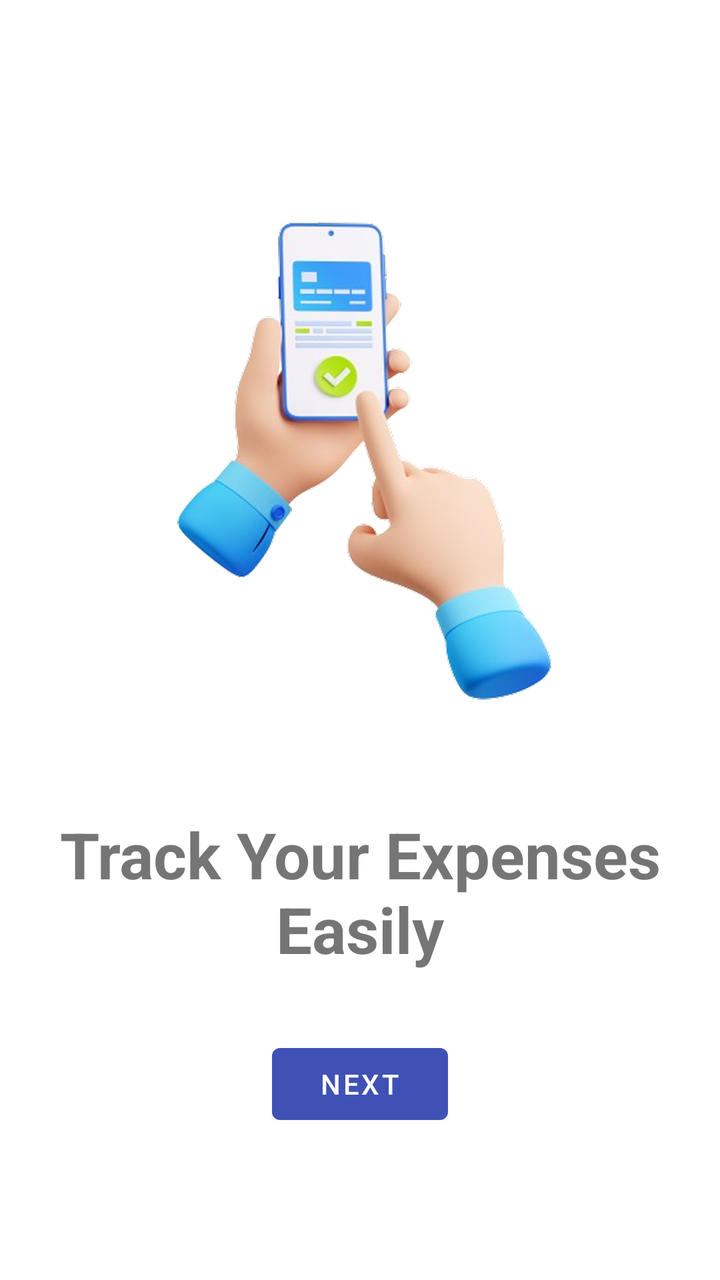
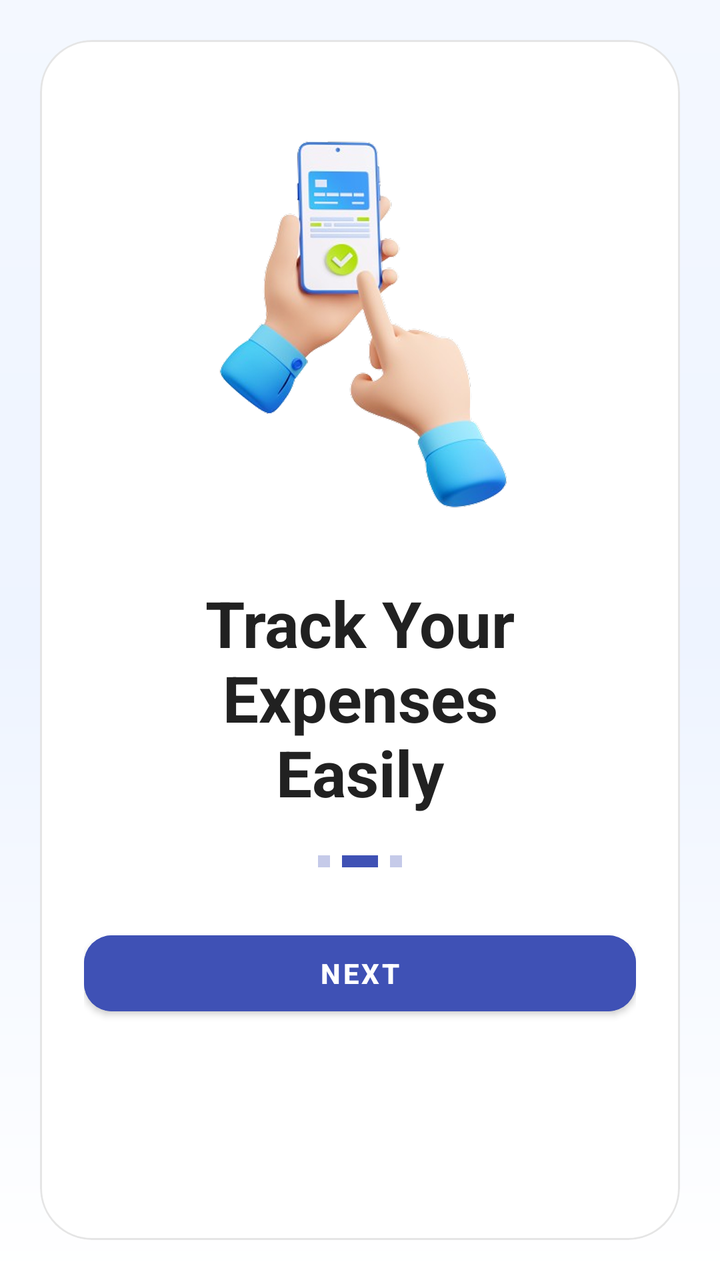

Screens rendered from an Android XML layout before and after an edit, with the pre-edit source and the edit as a unified diff.
<!-- AndroidManifest.xml: application theme Theme.ImiliPocket -->
<!-- res/layout/activity_onboarding_two.xml -->
<?xml version="1.0" encoding="utf-8"?>
<LinearLayout xmlns:android="http://schemas.android.com/apk/res/android"
    xmlns:app="http://schemas.android.com/apk/res-auto"
    android:orientation="vertical" android:layout_width="match_parent"
    android:layout_height="match_parent"
    android:gravity="center"
    android:padding="24dp">

    <ImageView
        android:id="@+id/imageView2"
        android:layout_width="300dp"
        android:layout_height="300dp"
        app:srcCompat="@drawable/ic_onb2" />

    <TextView
        android:id="@+id/tvTitle"
        android:text="Track Your Expenses\nEasily"
        android:textAlignment="center"
        android:textSize="32sp"
        android:textStyle="bold"
        android:layout_marginTop="32dp"
        android:layout_width="wrap_content"
        android:layout_height="wrap_content" />

    <Button
        android:id="@+id/btnNext"
        android:text="Next"
        android:layout_marginTop="32dp"
        android:layout_width="wrap_content"
        android:layout_height="wrap_content" />


</LinearLayout>
<!-- resources referenced by this layout -->
<resources>
  <!-- drawable ic_onb2: png bitmap (drawable, 359998 bytes) -->
  <style name="Theme.ImiliPocket" parent="Theme.MaterialComponents.DayNight.NoActionBar">
          <item name="colorPrimary">@color/primary_color</item> 
          <item name="colorPrimaryVariant">@color/primary_dark</item> 
          <item name="colorOnPrimary">@color/white</item>
          <item name="colorSecondary">@color/secondary_color</item> 
          <item name="colorSecondaryVariant">@color/secondary_dark</item> 
          <item name="colorOnSecondary">@color/black</item>
          <item name="android:statusBarColor">@android:color/transparent</item>
          <item name="android:windowLightStatusBar">true</item>
          <item name="android:navigationBarColor">@android:color/transparent</item>
          <item name="android:windowDrawsSystemBarBackgrounds">true</item>
      </style>
  <color name="primary_color">#3F51B5</color>
  <color name="primary_dark">#303F9F</color>
  <color name="white">#FFFFFFFF</color>
  <color name="secondary_color">#F06292</color>
  <color name="secondary_dark">#C2185B</color>
  <color name="black">#FF000000</color>
</resources>

<!-- the commit's change to res/layout/activity_onboarding_two.xml (unified diff, before → after) -->
@@ -1,33 +1,81 @@
 <?xml version="1.0" encoding="utf-8"?>
-<LinearLayout xmlns:android="http://schemas.android.com/apk/res/android"
+<androidx.constraintlayout.widget.ConstraintLayout xmlns:android="http://schemas.android.com/apk/res/android"
     xmlns:app="http://schemas.android.com/apk/res-auto"
-    android:orientation="vertical" android:layout_width="match_parent"
+    android:layout_width="match_parent"
     android:layout_height="match_parent"
-    android:gravity="center"
-    android:padding="24dp">
+    android:background="@drawable/bg_screen_modern"
+    android:padding="20dp">
 
-    <ImageView
-        android:id="@+id/imageView2"
-        android:layout_width="300dp"
-        android:layout_height="300dp"
-        app:srcCompat="@drawable/ic_onb2" />
+    <com.google.android.material.card.MaterialCardView
+        android:layout_width="0dp"
+        android:layout_height="0dp"
+        app:cardBackgroundColor="@android:color/white"
+        app:cardCornerRadius="26dp"
+        app:cardElevation="0dp"
+        app:strokeColor="@color/surface_outline"
+        app:strokeWidth="1dp"
+        app:layout_constraintTop_toTopOf="parent"
+        app:layout_constraintBottom_toBottomOf="parent"
+        app:layout_constraintStart_toStartOf="parent"
+        app:layout_constraintEnd_toEndOf="parent">
 
-    <TextView
-        android:id="@+id/tvTitle"
-        android:text="Track Your Expenses\nEasily"
-        android:textAlignment="center"
-        android:textSize="32sp"
-        android:textStyle="bold"
-        android:layout_marginTop="32dp"
-        android:layout_width="wrap_content"
-        android:layout_height="wrap_content" />
+        <LinearLayout
+            android:layout_width="match_parent"
+            android:layout_height="match_parent"
+            android:gravity="center_horizontal"
+            android:orientation="vertical"
+            android:padding="22dp">
 
-    <Button
-        android:id="@+id/btnNext"
-        android:text="Next"
-        android:layout_marginTop="32dp"
-        android:layout_width="wrap_content"
-        android:layout_height="wrap_content" />
+            <ImageView
+                android:id="@+id/imageView2"
+                android:layout_width="230dp"
+                android:layout_height="230dp"
+                app:srcCompat="@drawable/ic_onb2" />
 
+            <TextView
+                android:id="@+id/tvTitle"
+                android:layout_width="wrap_content"
+                android:layout_height="wrap_content"
+                android:layout_marginTop="18dp"
+                android:text="Track Your Expenses&#10;Easily"
+                android:textAlignment="center"
+                android:textColor="@color/text_primary"
+                android:textSize="32sp"
+                android:textStyle="bold" />
 
-</LinearLayout>
+            <LinearLayout
+                android:layout_width="wrap_content"
+                android:layout_height="wrap_content"
+                android:layout_marginTop="20dp"
+                android:orientation="horizontal">
+
+                <View
+                    android:layout_width="6dp"
+                    android:layout_height="6dp"
+                    android:background="@color/primary_light" />
+
+                <View
+                    android:layout_width="18dp"
+                    android:layout_height="6dp"
+                    android:layout_marginStart="6dp"
+                    android:background="@color/primary_color" />
+
+                <View
+                    android:layout_width="6dp"
+                    android:layout_height="6dp"
+                    android:layout_marginStart="6dp"
+                    android:background="@color/primary_light" />
+            </LinearLayout>
+
+            <Button
+                android:id="@+id/btnNext"
+                android:layout_width="match_parent"
+                android:layout_height="50dp"
+                android:layout_marginTop="28dp"
+                android:backgroundTint="@color/primary_color"
+                android:text="Next"
+                android:textColor="@color/white"
+                android:textStyle="bold" />
+        </LinearLayout>
+    </com.google.android.material.card.MaterialCardView>
+</androidx.constraintlayout.widget.ConstraintLayout>
<!-- resource entries referenced after the edit -->
@@ -12,12 +12,35 @@
           <item name="android:windowLightStatusBar">true</item>
           <item name="android:navigationBarColor">@android:color/transparent</item>
           <item name="android:windowDrawsSystemBarBackgrounds">true</item>
+          <item name="android:windowBackground">@drawable/bg_screen_modern</item>
+          <item name="shapeAppearanceMediumComponent">@style/ShapeAppearance.ImiliPocket.Medium</item>
+          <item name="shapeAppearanceSmallComponent">@style/ShapeAppearance.ImiliPocket.Small</item>
       </style>
   <color name="primary_color">#3F51B5</color>
+  <color name="primary_light">#C5CAE9</color>
+  <color name="surface_outline">#1A000000</color>
+  <color name="text_primary">#212121</color>
   <color name="primary_dark">#303F9F</color>
   <color name="white">#FFFFFFFF</color>
+  <!-- drawable bg_screen_modern (drawable) -->
+  <?xml version="1.0" encoding="utf-8"?>
+  <shape xmlns:android="http://schemas.android.com/apk/res/android">
+      <gradient
+          android:angle="270"
+          android:startColor="#F4F8FF"
+          android:centerColor="#EEF4FF"
+          android:endColor="#FFFFFF" />
+  </shape>
   <color name="secondary_color">#F06292</color>
   <color name="secondary_dark">#C2185B</color>
   <color name="black">#FF000000</color>
+  <style name="ShapeAppearance.ImiliPocket.Medium" parent="ShapeAppearance.MaterialComponents.MediumComponent">
+          <item name="cornerFamily">rounded</item>
+          <item name="cornerSize">20dp</item>
+      </style>
+  <style name="ShapeAppearance.ImiliPocket.Small" parent="ShapeAppearance.MaterialComponents.SmallComponent">
+          <item name="cornerFamily">rounded</item>
+          <item name="cornerSize">14dp</item>
+      </style>
 </resources>
 
